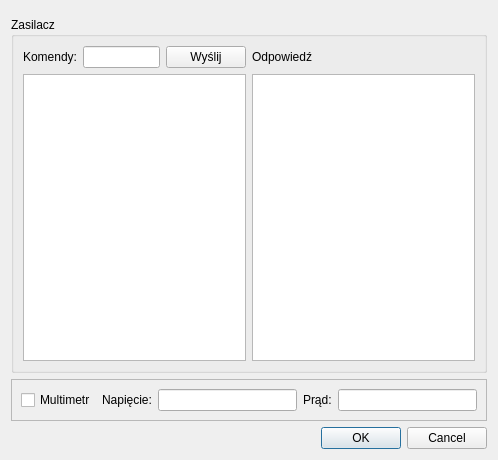
This is CzujkiLinioweApp/testzasilaczadlg.ui in wiacekmarcin/CzujkiLiniowe as Qt 5 draws it before an edit. The edited form follows.
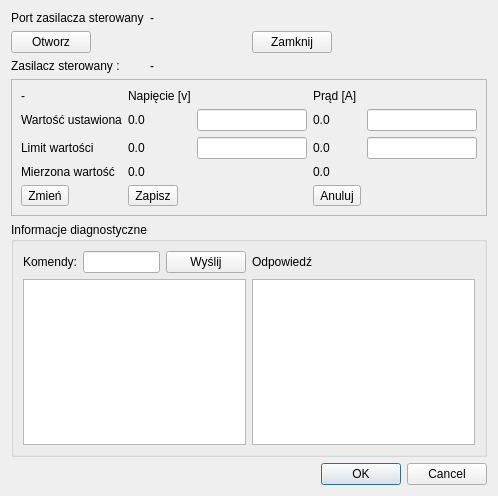
This is the edited form. Custom widgets are drawn as their Qt base class.

Patch:
```diff
--- a/CzujkiLinioweApp/testzasilaczadlg.ui
+++ b/CzujkiLinioweApp/testzasilaczadlg.ui
@@ -7,7 +7,7 @@
     <x>0</x>
     <y>0</y>
     <width>498</width>
-    <height>460</height>
+    <height>496</height>
    </rect>
   </property>
   <property name="windowTitle">
@@ -15,7 +15,209 @@
   </property>
   <layout class="QVBoxLayout" name="verticalLayout">
    <item>
-    <widget class="ZasilaczWidget" name="zasilaczParametry" native="true"/>
+    <layout class="QFormLayout" name="formLayout">
+     <item row="0" column="0">
+      <widget class="QLabel" name="label_1">
+       <property name="text">
+        <string>Port zasilacza sterowany</string>
+       </property>
+      </widget>
+     </item>
+     <item row="0" column="1">
+      <widget class="QLabel" name="lZasSterPort">
+       <property name="text">
+        <string>-</string>
+       </property>
+      </widget>
+     </item>
+     <item row="1" column="0" colspan="2">
+      <layout class="QHBoxLayout" name="horizontalLayout">
+       <item>
+        <widget class="QPushButton" name="pbZasOpen">
+         <property name="text">
+          <string>Otworz</string>
+         </property>
+        </widget>
+       </item>
+       <item>
+        <spacer name="horizontalSpacer">
+         <property name="orientation">
+          <enum>Qt::Horizontal</enum>
+         </property>
+         <property name="sizeHint" stdset="0">
+          <size>
+           <width>40</width>
+           <height>20</height>
+          </size>
+         </property>
+        </spacer>
+       </item>
+       <item>
+        <widget class="QPushButton" name="pbZasClose">
+         <property name="text">
+          <string>Zamknij</string>
+         </property>
+        </widget>
+       </item>
+       <item>
+        <spacer name="horizontalSpacer_2">
+         <property name="orientation">
+          <enum>Qt::Horizontal</enum>
+         </property>
+         <property name="sizeHint" stdset="0">
+          <size>
+           <width>40</width>
+           <height>20</height>
+          </size>
+         </property>
+        </spacer>
+       </item>
+      </layout>
+     </item>
+     <item row="2" column="0">
+      <widget class="QLabel" name="label_2">
+       <property name="text">
+        <string>Zasilacz sterowany :</string>
+       </property>
+      </widget>
+     </item>
+     <item row="2" column="1">
+      <widget class="QLabel" name="lZasIdent">
+       <property name="text">
+        <string>-</string>
+       </property>
+      </widget>
+     </item>
+     <item row="3" column="0" colspan="2">
+      <widget class="QFrame" name="frame">
+       <property name="frameShape">
+        <enum>QFrame::StyledPanel</enum>
+       </property>
+       <property name="frameShadow">
+        <enum>QFrame::Raised</enum>
+       </property>
+       <layout class="QGridLayout" name="gridLayout">
+        <item row="1" column="2">
+         <widget class="QLineEdit" name="leVoltSet"/>
+        </item>
+        <item row="2" column="2">
+         <widget class="QLineEdit" name="leVoltLim"/>
+        </item>
+        <item row="4" column="0">
+         <widget class="QToolButton" name="tbChange">
+          <property name="text">
+           <string>Zmień</string>
+          </property>
+         </widget>
+        </item>
+        <item row="0" column="1">
+         <widget class="QLabel" name="label_4">
+          <property name="text">
+           <string>Napięcie [v]</string>
+          </property>
+         </widget>
+        </item>
+        <item row="2" column="1">
+         <widget class="QLabel" name="mVoltageLimit">
+          <property name="text">
+           <string>0.0</string>
+          </property>
+         </widget>
+        </item>
+        <item row="1" column="3">
+         <widget class="QLabel" name="mCurrent">
+          <property name="text">
+           <string>0.0</string>
+          </property>
+         </widget>
+        </item>
+        <item row="3" column="1">
+         <widget class="QLabel" name="mVoltageMeas">
+          <property name="text">
+           <string>0.0</string>
+          </property>
+         </widget>
+        </item>
+        <item row="1" column="1">
+         <widget class="QLabel" name="mVoltage">
+          <property name="text">
+           <string>0.0</string>
+          </property>
+         </widget>
+        </item>
+        <item row="0" column="3">
+         <widget class="QLabel" name="label_3">
+          <property name="text">
+           <string>Prąd [A]</string>
+          </property>
+         </widget>
+        </item>
+        <item row="4" column="3">
+         <widget class="QToolButton" name="tbCancel">
+          <property name="text">
+           <string>Anuluj</string>
+          </property>
+         </widget>
+        </item>
+        <item row="2" column="0">
+         <widget class="QLabel" name="label_5">
+          <property name="text">
+           <string>Limit wartości</string>
+          </property>
+         </widget>
+        </item>
+        <item row="0" column="0">
+         <widget class="QLabel" name="label">
+          <property name="text">
+           <string>-</string>
+          </property>
+         </widget>
+        </item>
+        <item row="2" column="3">
+         <widget class="QLabel" name="mCurrentLimit">
+          <property name="text">
+           <string>0.0</string>
+          </property>
+         </widget>
+        </item>
+        <item row="1" column="0">
+         <widget class="QLabel" name="label_6">
+          <property name="text">
+           <string>Wartość ustawiona</string>
+          </property>
+         </widget>
+        </item>
+        <item row="3" column="3">
+         <widget class="QLabel" name="mCurrentMeas">
+          <property name="text">
+           <string>0.0</string>
+          </property>
+         </widget>
+        </item>
+        <item row="3" column="0">
+         <widget class="QLabel" name="label_7">
+          <property name="text">
+           <string>Mierzona wartość</string>
+          </property>
+         </widget>
+        </item>
+        <item row="4" column="1">
+         <widget class="QToolButton" name="tbSave">
+          <property name="text">
+           <string>Zapisz</string>
+          </property>
+         </widget>
+        </item>
+        <item row="1" column="4">
+         <widget class="QLineEdit" name="leCurrSet"/>
+        </item>
+        <item row="2" column="4">
+         <widget class="QLineEdit" name="leCurrLim"/>
+        </item>
+       </layout>
+      </widget>
+     </item>
+    </layout>
    </item>
    <item>
     <widget class="QWidget" name="zasilaczKomendy" native="true">
@@ -38,7 +240,7 @@
       <item>
        <widget class="QGroupBox" name="groupBox">
         <property name="title">
-         <string>Zasilacz</string>
+         <string>Informacje diagnostyczne</string>
         </property>
         <layout class="QGridLayout" name="gridLayout_4">
          <item row="0" column="1">
@@ -77,52 +279,6 @@
      </layout>
     </widget>
    </item>
-   <item>
-    <widget class="QFrame" name="frame_4">
-     <property name="frameShape">
-      <enum>QFrame::StyledPanel</enum>
-     </property>
-     <property name="frameShadow">
-      <enum>QFrame::Raised</enum>
-     </property>
-     <layout class="QHBoxLayout" name="horizontalLayout_2">
-      <item>
-       <widget class="QCheckBox" name="rbMultimetr">
-        <property name="text">
-         <string>Multimetr</string>
-        </property>
-        <property name="checkable">
-         <bool>false</bool>
-        </property>
-       </widget>
-      </item>
-      <item>
-       <widget class="QLabel" name="label_7">
-        <property name="text">
-         <string>Napięcie:</string>
-        </property>
-       </widget>
-      </item>
-      <item>
-       <widget class="QLineEdit" name="voltage">
-        <property name="readOnly">
-         <bool>true</bool>
-        </property>
-       </widget>
-      </item>
-      <item>
-       <widget class="QLabel" name="label_8">
-        <property name="text">
-         <string>Prąd:</string>
-        </property>
-       </widget>
-      </item>
-      <item>
-       <widget class="QLineEdit" name="current"/>
-      </item>
-     </layout>
-    </widget>
-   </item>
    <item>
     <widget class="QDialogButtonBox" name="buttonBox">
      <property name="orientation">
@@ -135,14 +291,6 @@
    </item>
   </layout>
  </widget>
- <customwidgets>
-  <customwidget>
-   <class>ZasilaczWidget</class>
-   <extends>QWidget</extends>
-   <header>zasilaczwidget.h</header>
-   <container>1</container>
-  </customwidget>
- </customwidgets>
  <resources/>
  <connections>
   <connection>
```
